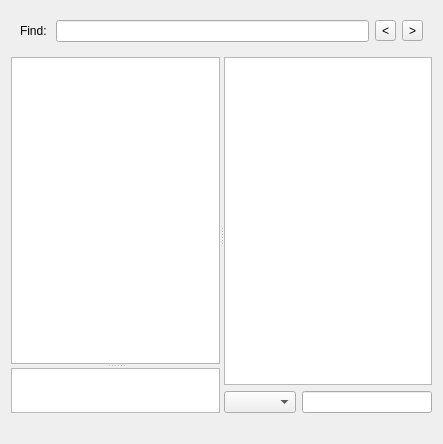
First picture: the form in eiskaltdcpp/ui/HubFrame.ui, repository eiskaltdcpp/eiskaltdcpp, before the edit.
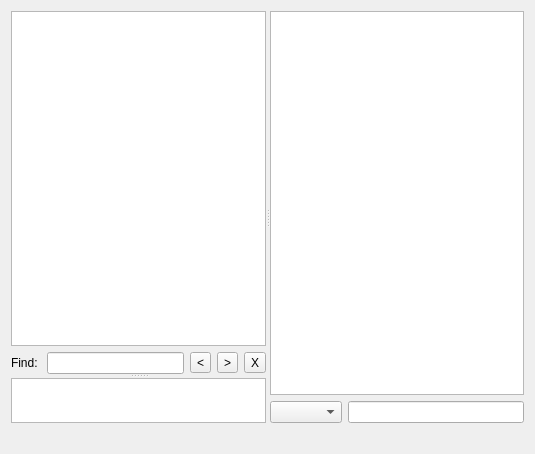
Second picture: the form after the edit.

What changed in the file:
```diff
--- a/eiskaltdcpp/ui/HubFrame.ui
+++ b/eiskaltdcpp/ui/HubFrame.ui
@@ -6,15 +6,15 @@
    <rect>
     <x>0</x>
     <y>0</y>
-    <width>443</width>
-    <height>444</height>
+    <width>535</width>
+    <height>454</height>
    </rect>
   </property>
   <property name="windowTitle">
    <string>Form</string>
   </property>
-  <layout class="QGridLayout" name="gridLayout_2">
-   <item row="1" column="0" colspan="5">
+  <layout class="QVBoxLayout" name="verticalLayout_2">
+   <item>
     <widget class="QSplitter" name="splitter_2">
      <property name="sizePolicy">
       <sizepolicy hsizetype="Expanding" vsizetype="Expanding">
@@ -29,19 +29,81 @@
       <property name="orientation">
        <enum>Qt::Vertical</enum>
       </property>
-      <widget class="QTextEdit" name="textEdit_CHAT">
-       <property name="focusPolicy">
-        <enum>Qt::ClickFocus</enum>
-       </property>
-       <property name="contextMenuPolicy">
-        <enum>Qt::CustomContextMenu</enum>
-       </property>
-       <property name="acceptDrops">
-        <bool>false</bool>
-       </property>
-       <property name="undoRedoEnabled">
-        <bool>false</bool>
-       </property>
+      <widget class="QWidget" name="layoutWidget">
+       <layout class="QVBoxLayout" name="verticalLayout">
+        <property name="spacing">
+         <number>-1</number>
+        </property>
+        <item>
+         <widget class="QTextEdit" name="textEdit_CHAT">
+          <property name="focusPolicy">
+           <enum>Qt::ClickFocus</enum>
+          </property>
+          <property name="contextMenuPolicy">
+           <enum>Qt::CustomContextMenu</enum>
+          </property>
+          <property name="acceptDrops">
+           <bool>false</bool>
+          </property>
+          <property name="undoRedoEnabled">
+           <bool>false</bool>
+          </property>
+         </widget>
+        </item>
+        <item>
+         <widget class="QFrame" name="frame">
+          <property name="frameShape">
+           <enum>QFrame::NoFrame</enum>
+          </property>
+          <property name="frameShadow">
+           <enum>QFrame::Plain</enum>
+          </property>
+          <property name="lineWidth">
+           <number>0</number>
+          </property>
+          <layout class="QHBoxLayout" name="horizontalLayout">
+           <property name="margin">
+            <number>0</number>
+           </property>
+           <item>
+            <widget class="QLabel" name="label">
+             <property name="text">
+              <string>Find: </string>
+             </property>
+            </widget>
+           </item>
+           <item>
+            <widget class="QLineEdit" name="lineEdit_FIND">
+             <property name="alignment">
+              <set>Qt::AlignLeading|Qt::AlignLeft|Qt::AlignVCenter</set>
+             </property>
+            </widget>
+           </item>
+           <item>
+            <widget class="QToolButton" name="toolButton_BACK">
+             <property name="text">
+              <string>&lt;</string>
+             </property>
+            </widget>
+           </item>
+           <item>
+            <widget class="QToolButton" name="toolButton_FORWARD">
+             <property name="text">
+              <string>&gt;</string>
+             </property>
+            </widget>
+           </item>
+           <item>
+            <widget class="QToolButton" name="toolButton_HIDE">
+             <property name="text">
+              <string>X</string>
+             </property>
+            </widget>
+           </item>
+          </layout>
+         </widget>
+        </item>
+       </layout>
       </widget>
       <widget class="QPlainTextEdit" name="plainTextEdit_INPUT">
        <property name="maximumSize">
@@ -92,8 +154,14 @@
      </widget>
     </widget>
    </item>
-   <item row="2" column="3" colspan="2">
+   <item>
     <widget class="QLabel" name="label_USERSTATE">
+     <property name="sizePolicy">
+      <sizepolicy hsizetype="Preferred" vsizetype="Minimum">
+       <horstretch>0</horstretch>
+       <verstretch>0</verstretch>
+      </sizepolicy>
+     </property>
      <property name="text">
       <string/>
      </property>
@@ -102,46 +170,6 @@
      </property>
     </widget>
    </item>
-   <item row="0" column="0" colspan="5">
-    <widget class="QFrame" name="frame">
-     <property name="frameShape">
-      <enum>QFrame::NoFrame</enum>
-     </property>
-     <property name="frameShadow">
-      <enum>QFrame::Raised</enum>
-     </property>
-     <layout class="QGridLayout" name="gridLayout_3">
-      <item row="0" column="0">
-       <widget class="QLabel" name="label">
-        <property name="text">
-         <string>Find: </string>
-        </property>
-       </widget>
-      </item>
-      <item row="0" column="1">
-       <widget class="QLineEdit" name="lineEdit_FIND">
-        <property name="alignment">
-         <set>Qt::AlignRight|Qt::AlignTrailing|Qt::AlignVCenter</set>
-        </property>
-       </widget>
-      </item>
-      <item row="0" column="2">
-       <widget class="QToolButton" name="toolButton_BACK">
-        <property name="text">
-         <string>&lt;</string>
-        </property>
-       </widget>
-      </item>
-      <item row="0" column="3">
-       <widget class="QToolButton" name="toolButton_FORWARD">
-        <property name="text">
-         <string>&gt;</string>
-        </property>
-       </widget>
-      </item>
-     </layout>
-    </widget>
-   </item>
   </layout>
  </widget>
  <resources/>
```
Left out of the diff: 12 changed lines with no effect on the pictures.
